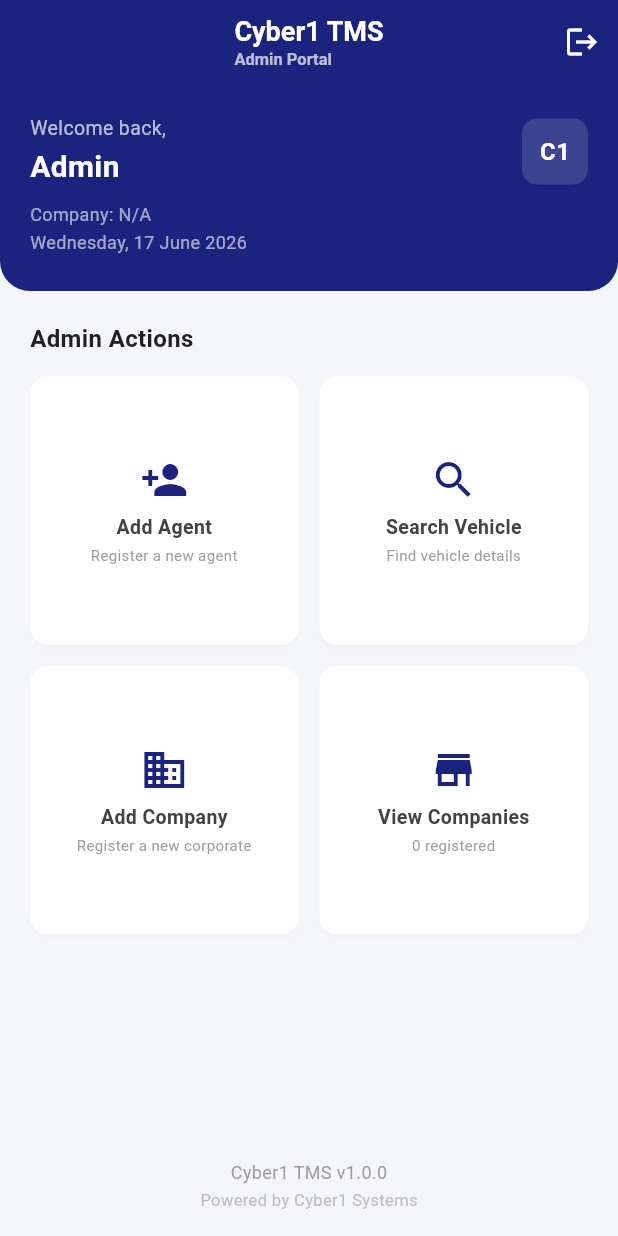
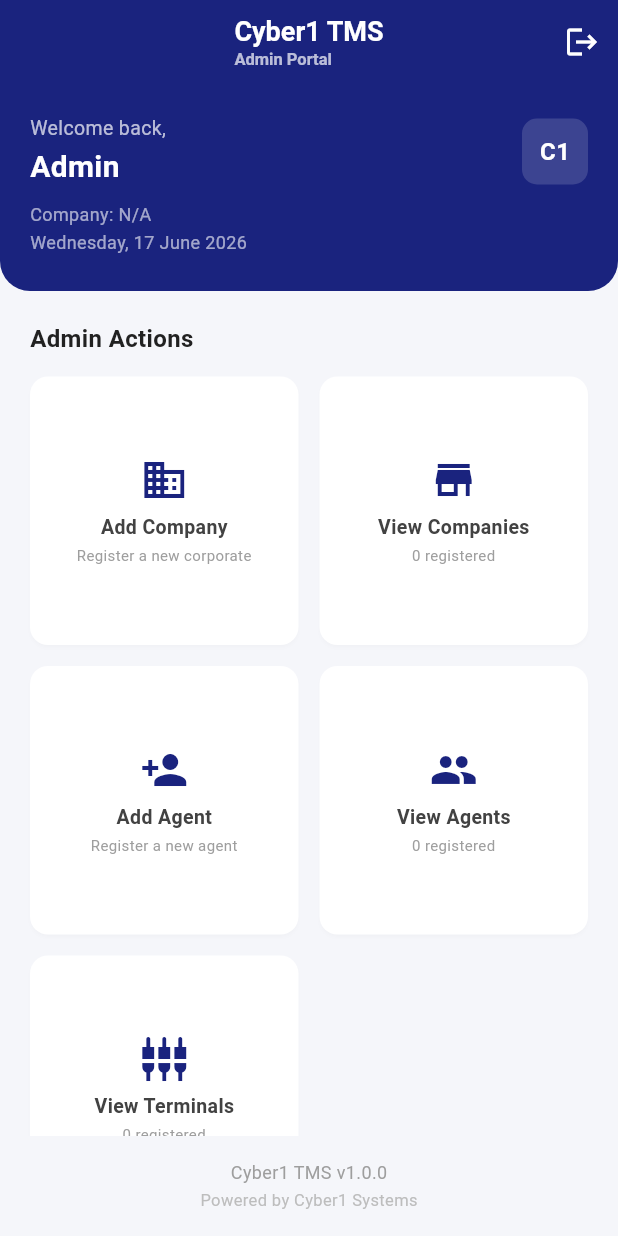
Before and after one commit to asiflatif786/number_plate_scanner, a Flutter app: the AdminDashboardScreen screen opened by its route, on a phone screen of 412 x 824 dp. Run offline on Flutter 3.47's test engine with Material 3 defaults, Android fonts, the phone set to English and light mode, and no system bars; our stand-ins replace camera, connectivity_plus, firebase_core, flutter_spinkit, image_picker, permission_handler and 3 more; missing offline and left inert: google_mlkit_text_recognition; accounts and stored records are empty; network calls fail.

Commit message:
new api add in admin panel

```diff
--- a/lib/app/routes.dart
+++ b/lib/app/routes.dart
@@ -1,6 +1,7 @@
 import 'package:flutter/material.dart';
 import 'package:provider/provider.dart';
 
+import '../data/models/agent_model.dart';
 import '../data/models/company_model.dart';
 import '../features/auth/login_screen.dart';
 import '../features/splash/splash_screen.dart';
@@ -10,6 +11,12 @@ import '../features/admin/admin_dashboard_screen.dart';
 import '../features/admin/view_companies_screen.dart';
 import '../features/admin/view_companies_viewmodel.dart';
 import '../features/admin/company_detail_screen.dart';
+import '../features/admin/view_agents_screen.dart';
+import '../features/admin/view_agents_viewmodel.dart';
+import '../features/admin/agent_detail_screen.dart';
+import '../features/admin/agent_detail_viewmodel.dart';
+import '../features/admin/view_terminals_screen.dart';
+import '../features/admin/view_terminals_viewmodel.dart';
 import '../features/onboarding/corporate_registration_screen.dart';
 import '../features/onboarding/agent_registration_screen.dart';
 import '../features/onboarding/terminal_profiling_screen.dart';
@@ -44,6 +51,9 @@ class AppRoutes {
   static const String scanner = '/scanner';
   static const String viewCompanies = '/view-companies';
   static const String companyDetail = '/company-detail';
+  static const String viewAgents = '/view-agents';
+  static const String agentDetail = '/agent-detail';
+  static const String viewTerminals = '/view-terminals';
 
   static Map<String, WidgetBuilder> routes = {
     splash: (context) => const SplashScreen(),
@@ -73,5 +83,20 @@ class AppRoutes {
       final company = ModalRoute.of(context)!.settings.arguments as CompanyModel;
       return CompanyDetailScreen(company: company);
     },
+    viewAgents: (context) => ChangeNotifierProvider(
+      create: (_) => ViewAgentsViewModel(),
+      child: const ViewAgentsScreen(),
+    ),
+    agentDetail: (context) {
+      final agent = ModalRoute.of(context)!.settings.arguments as AgentModel;
+      return ChangeNotifierProvider(
+        create: (_) => AgentDetailViewModel(agent: agent),
+        child: AgentDetailScreen(agent: agent),
+      );
+    },
+    viewTerminals: (context) => ChangeNotifierProvider(
+      create: (_) => ViewTerminalsViewModel(),
+      child: const ViewTerminalsScreen(),
+    ),
   };
 }
--- a/lib/core/constants/api_constants.dart
+++ b/lib/core/constants/api_constants.dart
@@ -77,6 +77,8 @@ class ApiConstants {
   static const String actionLogin = 'login';
   static const String actionGetCompany = 'get-company';
   static const String actionGetAllCompanies = 'get-all-companies';
+  static const String actionGetAllAgents = 'get-all-agents';
+  static const String actionViewTerminals = 'view-terminals';
 
   static const String validateCustomer = validateVehicle;
   static const String getCompany = '/corporate/get-company';
@@ -85,6 +87,7 @@ class ApiConstants {
   static const String assignTerminal = '/terminal/assign-terminal';
   static const String enableDisableTerminal =
       '/terminal/enable-disable-terminal';
+  static const String listTerminals = '/terminal/list-terminals';
 
   // Payment methods
   static const String paymentMethodCard = 'card';
--- a/lib/core/constants/app_constants.dart
+++ b/lib/core/constants/app_constants.dart
@@ -44,6 +44,7 @@ class AppConstants {
   static const List<String> maritalStatusOptions = [
     'single',
     'married',
+    'engaged',
     'divorced',
     'widowed',
   ];
--- a/lib/data/repositories/agent_repository.dart
+++ b/lib/data/repositories/agent_repository.dart
@@ -32,6 +32,27 @@ class AgentRepository {
           .map((e) => AgentModel.fromJson(e as Map<String, dynamic>))
           .toList();
       AppLogger.logInfo(_tag, 'Loaded ${agents.length} agents (page $page/$totalPages)');
+      return ApiResponse.success(agents, response.message);
+    }
+
+    return ApiResponse.failure(response.failure!);
+  }
+
+  Future<ApiResponse<List<AgentModel>>> getAllAgents() async {
+    AppLogger.logInfo(_tag, 'Getting all agents via TMS POST');
+
+    final response = await ApiClient.instance.tmsPost(
+      ApiConstants.actionGetAllAgents,
+    );
+
+    if (response.success && response.data != null) {
+      final raw = response.data!['data_list'] as List<dynamic>? ?? [];
+      final agents = raw
+          .map((e) => AgentModel.fromJson(e as Map<String, dynamic>))
+          .toList();
+      totalAgents = agents.length;
+      totalPages = 1;
+      AppLogger.logInfo(_tag, 'Successfully retrieved ${agents.length} agents');
       return ApiResponse.success(agents, response.message);
     }
 
--- a/lib/features/admin/admin_dashboard_screen.dart
+++ b/lib/features/admin/admin_dashboard_screen.dart
@@ -32,7 +32,12 @@ class _AdminDashboardScreenState extends State<AdminDashboardScreen> {
             return Column(
               children: [
                 _buildWelcomeSection(vm),
-                Expanded(child: _buildGridMenu(vm)),
+                Expanded(
+                  child: SingleChildScrollView(
+                    padding: const EdgeInsets.all(20),
+                    child: _buildGridMenu(vm),
+                  ),
+                ),
                 _buildFooter(),
               ],
             );
@@ -123,9 +128,7 @@ class _AdminDashboardScreenState extends State<AdminDashboardScreen> {
   }
 
   Widget _buildGridMenu(AdminDashboardViewModel vm) {
-    return Padding(
-      padding: const EdgeInsets.all(20),
-      child: Column(
+    return Column(
       crossAxisAlignment: CrossAxisAlignment.start,
       children: [
         const Text('Admin Actions',
@@ -134,8 +137,7 @@ class _AdminDashboardScreenState extends State<AdminDashboardScreen> {
                 fontWeight: FontWeight.bold,
                 color: Color(0xFF212121))),
         const SizedBox(height: 14),
-          Expanded(
-            child: GridView.count(
+        GridView.count(
           crossAxisCount: 2,
           mainAxisSpacing: 14,
           crossAxisSpacing: 14,
@@ -143,20 +145,6 @@ class _AdminDashboardScreenState extends State<AdminDashboardScreen> {
           physics: const NeverScrollableScrollPhysics(),
           shrinkWrap: true,
           children: [
-                _menuCard(
-                  icon: Icons.person_add,
-                  label: 'Add Agent',
-                  subtitle: 'Register a new agent',
-                  onTap: () =>
-                      Navigator.pushNamed(context, AppRoutes.companyVerify),
-                ),
-                _menuCard(
-                  icon: Icons.search,
-                  label: 'Search Vehicle',
-                  subtitle: 'Find vehicle details',
-                  onTap: () =>
-                      Navigator.pushNamed(context, AppRoutes.vehicleSearch),
-                ),
             _menuCard(
               icon: Icons.business,
               label: 'Add Company',
@@ -177,11 +165,36 @@ class _AdminDashboardScreenState extends State<AdminDashboardScreen> {
                   Navigator.pushNamed(context, AppRoutes.viewCompanies),
               badge: vm.totalCompanies > 0 ? '${vm.totalCompanies}' : null,
             ),
-              ],
+            _menuCard(
+              icon: Icons.person_add,
+              label: 'Add Agent',
+              subtitle: 'Register a new agent',
+              onTap: () =>
+                  Navigator.pushNamed(context, AppRoutes.companyVerify),
             ),
+            _menuCard(
+              icon: Icons.people,
+              label: 'View Agents',
+              subtitle: vm.isLoadingStats
+                  ? 'Loading...'
+                  : '${vm.totalAgents} registered',
+              onTap: () =>
+                  Navigator.pushNamed(context, AppRoutes.viewAgents),
+              badge: vm.totalAgents > 0 ? '${vm.totalAgents}' : null,
+            ),
+            _menuCard(
+              icon: Icons.settings_input_component,
+              label: 'View Terminals',
+              subtitle: vm.isLoadingStats
+                  ? 'Loading...'
+                  : '${vm.totalTerminals} registered',
+              onTap: () =>
+                  Navigator.pushNamed(context, AppRoutes.viewTerminals),
+              badge: vm.totalTerminals > 0 ? '${vm.totalTerminals}' : null,
             ),
           ],
         ),
+      ],
     );
   }
 
--- a/lib/features/admin/admin_dashboard_viewmodel.dart
+++ b/lib/features/admin/admin_dashboard_viewmodel.dart
@@ -5,15 +5,21 @@ import '../../app/routes.dart';
 import '../../core/session/session_manager.dart';
 import '../../core/utils/logger.dart';
 import '../repositories/onboarding_repository.dart';
+import '../../data/repositories/agent_repository.dart';
+import '../../data/repositories/terminal_repository.dart';
 
 class AdminDashboardViewModel extends ChangeNotifier {
   static const String _tag = 'AdminDashVM';
   final OnboardingRepository _repository = OnboardingRepository();
+  final AgentRepository _agentRepository = AgentRepository();
+  final TerminalRepository _terminalRepository = TerminalRepository();
 
   String adminName = '';
   String companyNumber = '';
   String currentDate = '';
   int totalCompanies = 0;
+  int totalAgents = 0;
+  int totalTerminals = 0;
   bool isLoadingStats = false;
 
   Future<void> loadSession() async {
@@ -32,9 +38,19 @@ class AdminDashboardViewModel extends ChangeNotifier {
     notifyListeners();
 
     try {
-      final result = await _repository.getAllCompanies();
-      if (result.success) {
-        totalCompanies = result.data?.length ?? 0;
+      final companiesResult = await _repository.getAllCompanies();
+      if (companiesResult.success) {
+        totalCompanies = companiesResult.data?.length ?? 0;
+      }
+
+      final agentsResult = await _agentRepository.getAllAgents();
+      if (agentsResult.success) {
+        totalAgents = agentsResult.data?.length ?? 0;
+      }
+
+      final terminalsResult = await _terminalRepository.listTerminals();
+      if (terminalsResult.success) {
+        totalTerminals = terminalsResult.data?.length ?? 0;
       }
     } catch (e) {
       AppLogger.logError(_tag, 'Error loading admin stats', e);
--- /dev/null
+++ b/lib/features/admin/view_terminals_viewmodel.dart
@@ -0,0 +1,41 @@
+import 'package:flutter/material.dart';
+import '../../data/models/terminal_model.dart';
+import '../../data/repositories/terminal_repository.dart';
+import '../../core/utils/logger.dart';
+
+class ViewTerminalsViewModel extends ChangeNotifier {
+  static const String _tag = 'ViewTerminalsVM';
+  final TerminalRepository _terminalRepository = TerminalRepository();
+
+  List<TerminalModel> _terminals = [];
+  List<TerminalModel> get terminals => _terminals;
+
+  bool _isLoading = false;
+  bool get isLoading => _isLoading;
+
+  String? _errorMessage;
+  String? get errorMessage => _errorMessage;
+
+  Future<void> loadTerminals() async {
+    _isLoading = true;
+    _errorMessage = null;
+    notifyListeners();
+
+    try {
+      final response = await _terminalRepository.listTerminals();
+
+      if (response.success) {
+        _terminals = response.data ?? [];
+      } else {
+        _errorMessage = response.failure?.message ?? 'Failed to load terminals';
+        AppLogger.logWarning(_tag, 'Load terminals failed: $_errorMessage');
+      }
+    } catch (e) {
+      _errorMessage = 'An unexpected error occurred while parsing terminal data.';
+      AppLogger.logError(_tag, 'Exception in loadTerminals', e);
+    }
+
+    _isLoading = false;
+    notifyListeners();
+  }
+}
```
Also changed, not shown: lib/data/models/terminal_model.dart (+36 -6 lines), lib/data/repositories/terminal_repository.dart (added, +49 -0 lines), lib/features/admin/agent_detail_screen.dart (+5 -12 lines), lib/features/admin/view_agents_screen.dart (+8 -55 lines), lib/features/admin/view_agents_viewmodel.dart (+12 -40 lines), lib/features/admin/view_terminals_screen.dart (added, +132 -0 lines), lib/features/onboarding/company_verify_screen.dart (+21 -22 lines), lib/features/onboarding/company_verify_viewmodel.dart (+40 -1 lines). Lines whose indentation alone changed are shown as unchanged.
